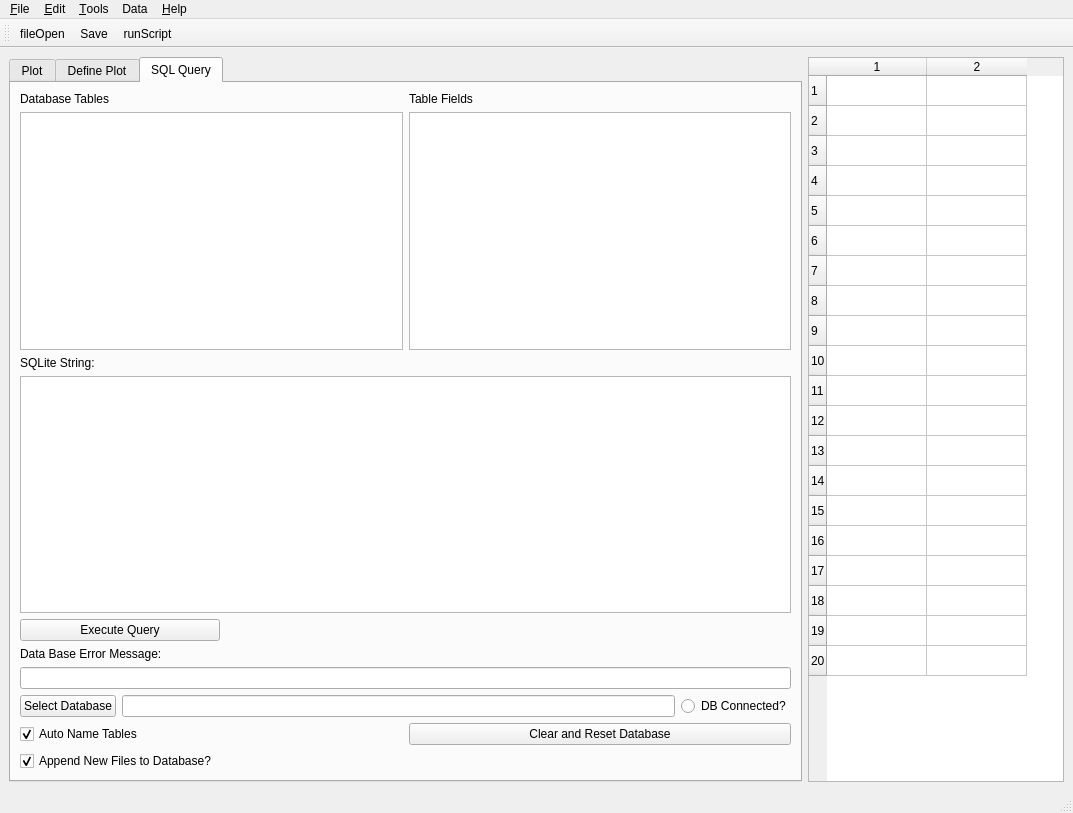
This is XTandem_Parsing/main.ui in mfitzp/toolz as Qt 5 draws it before an edit. The edited form follows.
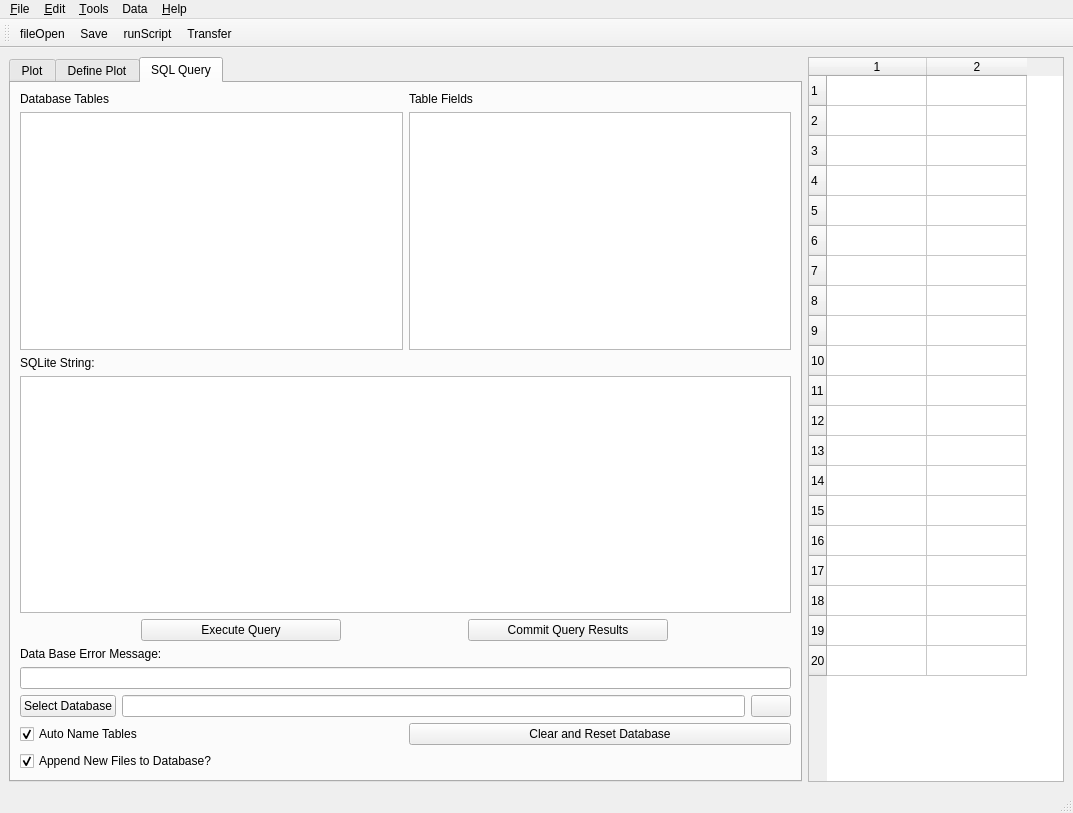
This is the edited form. The open tabs and pages were chosen to show the change. Icons and pictures are not drawn. Custom widgets are drawn as their Qt base class.

Patch:
```diff
--- a/XTandem_Parsing/main.ui
+++ b/XTandem_Parsing/main.ui
@@ -188,6 +188,8 @@
           <item>
            <layout class="QVBoxLayout" >
             <item>
+             <layout class="QGridLayout" >
+              <item row="0" column="0" >
              <widget class="QPushButton" name="dbExecuteQuery" >
               <property name="maximumSize" >
                <size>
@@ -200,6 +202,21 @@
               </property>
              </widget>
             </item>
+              <item row="0" column="1" >
+               <widget class="QPushButton" name="dbCommitQuery" >
+                <property name="maximumSize" >
+                 <size>
+                  <width>200</width>
+                  <height>16777215</height>
+                 </size>
+                </property>
+                <property name="text" >
+                 <string>Commit Query Results</string>
+                </property>
+               </widget>
+              </item>
+             </layout>
+            </item>
             <item>
              <widget class="QLabel" name="label_7" >
               <property name="text" >
@@ -227,13 +244,25 @@
                <widget class="QLineEdit" name="curDBpathname" />
               </item>
               <item>
-               <widget class="QRadioButton" name="dbConnect_RB" >
-                <property name="text" >
-                 <string>DB Connected?</string>
-                </property>
-                <property name="checkable" >
+               <widget class="QPushButton" name="dbConnectedBtn" >
+                <property name="enabled" >
                  <bool>true</bool>
                 </property>
+                <property name="autoFillBackground" >
+                 <bool>false</bool>
+                </property>
+                <property name="text" >
+                 <string/>
+                </property>
+                <property name="icon" >
+                 <iconset resource="SubPlot.qrc" >:/new/prefix1/icons/ok.png</iconset>
+                </property>
+                <property name="iconSize" >
+                 <size>
+                  <width>20</width>
+                  <height>20</height>
+                 </size>
+                </property>
                </widget>
               </item>
              </layout>
@@ -377,6 +406,9 @@
   </widget>
   <widget class="QStatusBar" name="statusbar" />
   <widget class="QToolBar" name="toolBar" >
+   <property name="enabled" >
+    <bool>true</bool>
+   </property>
    <property name="minimumSize" >
     <size>
      <width>12</width>
@@ -395,6 +427,7 @@
    <addaction name="actionFileOpen" />
    <addaction name="action_Save" />
    <addaction name="actionRunScript" />
+   <addaction name="actionTools" />
   </widget>
   <action name="action_Edit" >
    <property name="text" >
```
Left out of the diff: 8 changed lines with no effect on the pictures. Lines whose indentation alone changed are shown as unchanged.
